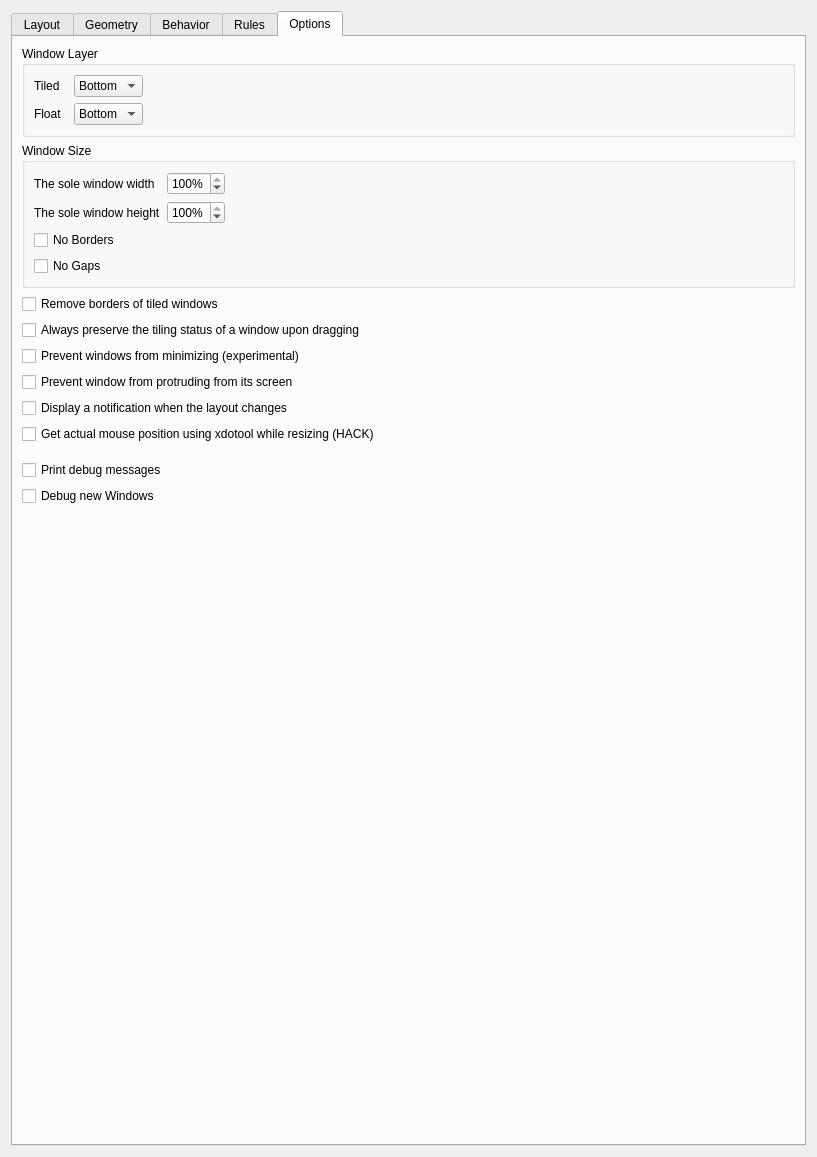
uberkael/krohnkite, file res/config.ui: the form before one commit.
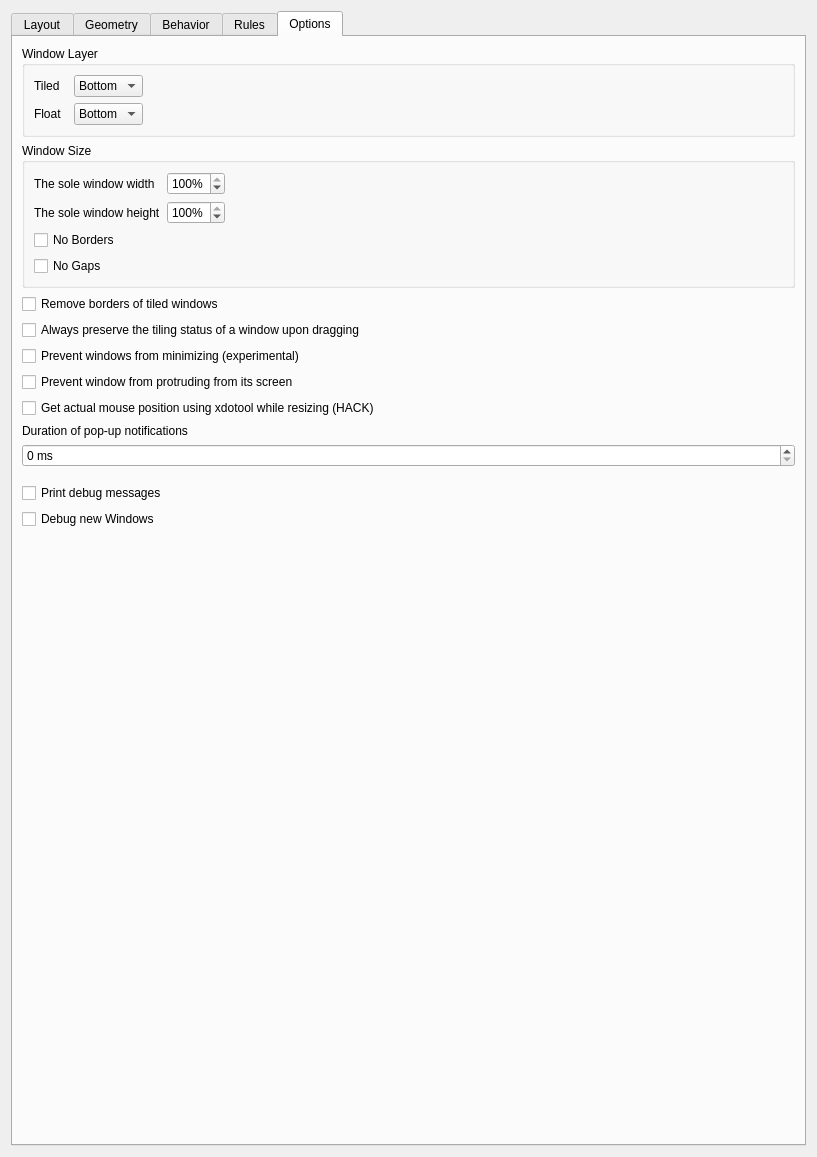
The form after the commit. The open tabs and pages were chosen to show the change.

Commit message: Configure notification duration with a number instead of on/off

```diff
--- a/res/config.ui
+++ b/res/config.ui
@@ -1292,16 +1292,6 @@
          </property>
         </widget>
        </item>
-       <item>
-        <widget class="QCheckBox" name="kcfg_displayLayoutNotification">
-         <property name="toolTip">
-          <string>&lt;html&gt;&lt;head/&gt;&lt;body&gt;&lt;p&gt;If enabled, a notification will be displayed telling the user what layout is currently active.&lt;/p&gt;&lt;p&gt;The notification appears whenever the layout changes.&lt;/p&gt;&lt;/body&gt;&lt;/html&gt;</string>
-         </property>
-         <property name="text">
-          <string>Display a notification when the layout changes</string>
-         </property>
-        </widget>
-       </item>
        <item>
         <widget class="QCheckBox" name="kcfg_pollMouseXdotool">
          <property name="toolTip">
@@ -1312,6 +1302,29 @@
          </property>
         </widget>
        </item>
+       <item>
+        <widget class="QLabel" name="label_17">
+         <property name="text">
+          <string>Duration of pop-up notifications</string>
+         </property>
+        </widget>
+       </item>
+       <item>
+        <widget class="QSpinBox" name="kcfg_notificationDuration">
+         <property name="toolTip">
+          <string>&lt;html&gt;&lt;head/&gt;&lt;body&gt;&lt;p&gt;Set the time (in milliseconds) for how long a pop-up notification will remain visible before it automatically disappears. A value of 0 will disable notifications.&lt;/p&gt;&lt;/body&gt;&lt;/html&gt;</string>
+         </property>
+         <property name="suffix">
+          <string> ms</string>
+         </property>
+         <property name="maximum">
+          <number>10000</number>
+         </property>
+         <property name="singleStep">
+          <number>100</number>
+         </property>
+        </widget>
+       </item>
        <item>
         <spacer name="debugSpacer">
          <property name="orientation">
```
The commit also changes 7 other files.
